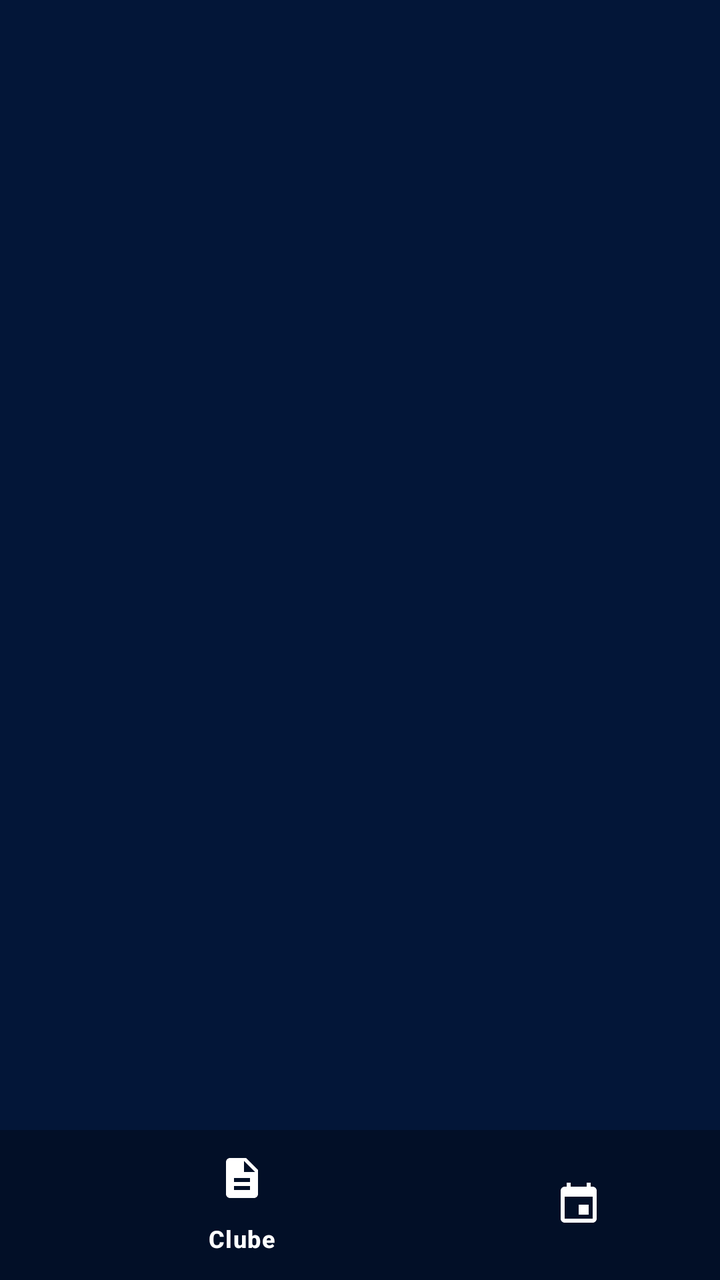
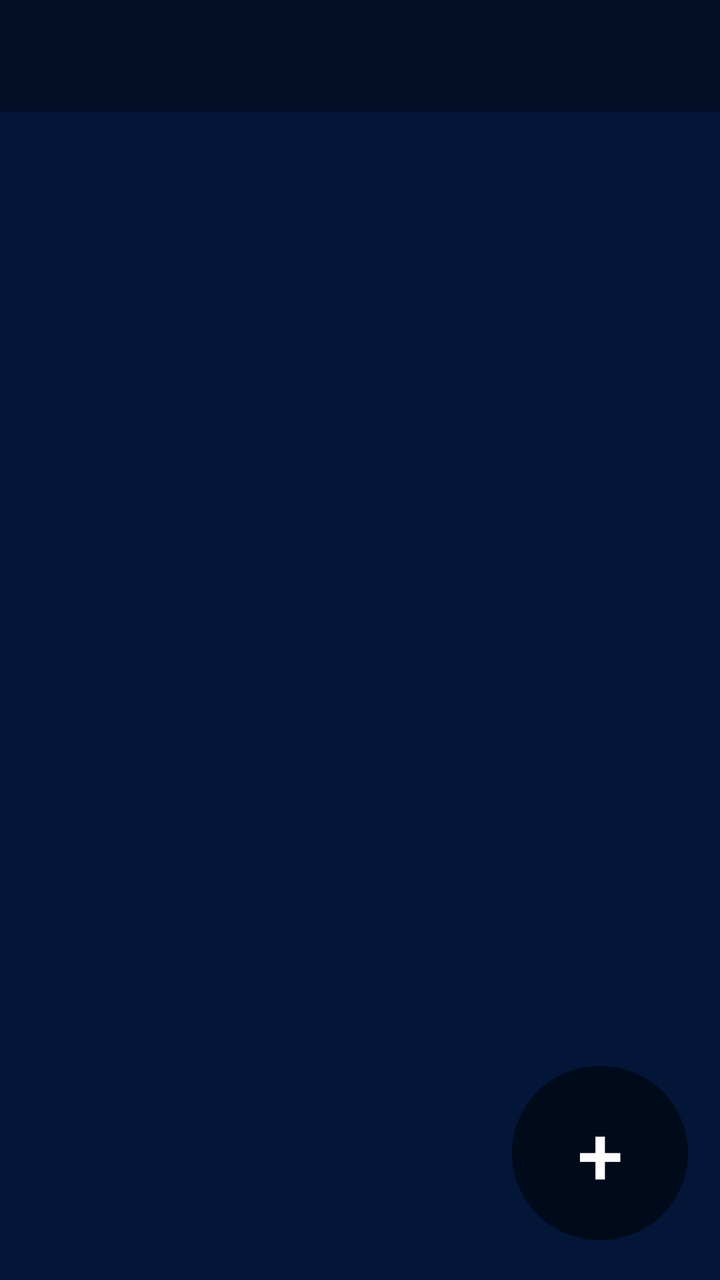

An Android layout rendered at two revisions. The XML below is the earlier revision; the diff shows what the commit changed to produce the second picture.
<!-- AndroidManifest.xml: application theme Theme.Projeto_1_pdm -->
<!-- res/layout/activity_main.xml -->
<?xml version="1.0" encoding="utf-8"?>
<androidx.constraintlayout.widget.ConstraintLayout xmlns:android="http://schemas.android.com/apk/res/android"
    xmlns:app="http://schemas.android.com/apk/res-auto"
    xmlns:tools="http://schemas.android.com/tools"
    android:id="@+id/main"
    android:layout_width="match_parent"
    android:layout_height="match_parent"
    android:background="@color/background"
    tools:context=".viewmodel.MainActivity">

    <com.google.android.material.bottomnavigation.BottomNavigationView
        android:id="@+id/bottomNavigationView"
        android:layout_width="411dp"
        android:layout_height="75dp"
        android:background="@color/opaco"
        app:labelVisibilityMode="selected"
        app:itemIconTint="@color/white"
        app:itemTextColor="@color/white"
        app:layout_constraintBottom_toBottomOf="parent"
        app:layout_constraintEnd_toEndOf="parent"
        app:layout_constraintHorizontal_bias="0.0"
        app:layout_constraintStart_toStartOf="parent"
        app:menu="@menu/menu" />

</androidx.constraintlayout.widget.ConstraintLayout>
<!-- resources referenced by this layout -->
<resources>
  <color name="background">#FF031638</color>
  <color name="opaco">#50000000</color>
  <color name="white">#FFFFFFFF</color>
  <style name="Theme.Projeto_1_pdm" parent="Base.Theme.Projeto_1_pdm" />
  <style name="Base.Theme.Projeto_1_pdm" parent="Theme.Material3.DayNight.NoActionBar">
          
          
      </style>
</resources>

<!-- the commit's change to res/layout/activity_main.xml (unified diff, before → after) -->
@@ -1,5 +1,6 @@
 <?xml version="1.0" encoding="utf-8"?>
-<androidx.constraintlayout.widget.ConstraintLayout xmlns:android="http://schemas.android.com/apk/res/android"
+<androidx.constraintlayout.widget.ConstraintLayout
+    xmlns:android="http://schemas.android.com/apk/res/android"
     xmlns:app="http://schemas.android.com/apk/res-auto"
     xmlns:tools="http://schemas.android.com/tools"
     android:id="@+id/main"
@@ -8,18 +9,40 @@
     android:background="@color/background"
     tools:context=".viewmodel.MainActivity">
 
-    <com.google.android.material.bottomnavigation.BottomNavigationView
-        android:id="@+id/bottomNavigationView"
-        android:layout_width="411dp"
-        android:layout_height="75dp"
+    
+    <LinearLayout
+        android:id="@+id/linearLayout"
+        android:layout_width="0dp"
+        android:layout_height="wrap_content"
+        android:minHeight="56dp"
         android:background="@color/opaco"
-        app:labelVisibilityMode="selected"
-        app:itemIconTint="@color/white"
-        app:itemTextColor="@color/white"
+        android:orientation="vertical"
+        android:padding="8dp"
+        app:layout_constraintEnd_toEndOf="parent"
+        app:layout_constraintStart_toStartOf="parent"
+        app:layout_constraintTop_toTopOf="parent" />
+
+    
+    <androidx.recyclerview.widget.RecyclerView
+        android:id="@+id/recycler_clubes"
+        android:layout_width="0dp"
+        android:layout_height="0dp"
         app:layout_constraintBottom_toBottomOf="parent"
         app:layout_constraintEnd_toEndOf="parent"
-        app:layout_constraintHorizontal_bias="0.0"
         app:layout_constraintStart_toStartOf="parent"
-        app:menu="@menu/menu" />
+        app:layout_constraintTop_toBottomOf="@+id/linearLayout" />
+
+    
+    <Button
+        android:id="@+id/fab_adicionar"
+        android:layout_width="wrap_content"
+        android:layout_height="wrap_content"
+        android:text="+"
+        android:textSize="20pt"
+        android:padding="16dp"
+        android:backgroundTint="@color/opaco"
+        app:layout_constraintBottom_toBottomOf="parent"
+        app:layout_constraintEnd_toEndOf="parent"
+        android:layout_margin="16dp" />
 
 </androidx.constraintlayout.widget.ConstraintLayout>
<!-- resource entries referenced after the edit -->
@@ -2,7 +2,6 @@
 <resources>
   <color name="background">#FF031638</color>
   <color name="opaco">#50000000</color>
-  <color name="white">#FFFFFFFF</color>
   <style name="Theme.Projeto_1_pdm" parent="Base.Theme.Projeto_1_pdm" />
   <style name="Base.Theme.Projeto_1_pdm" parent="Theme.Material3.DayNight.NoActionBar">
           
